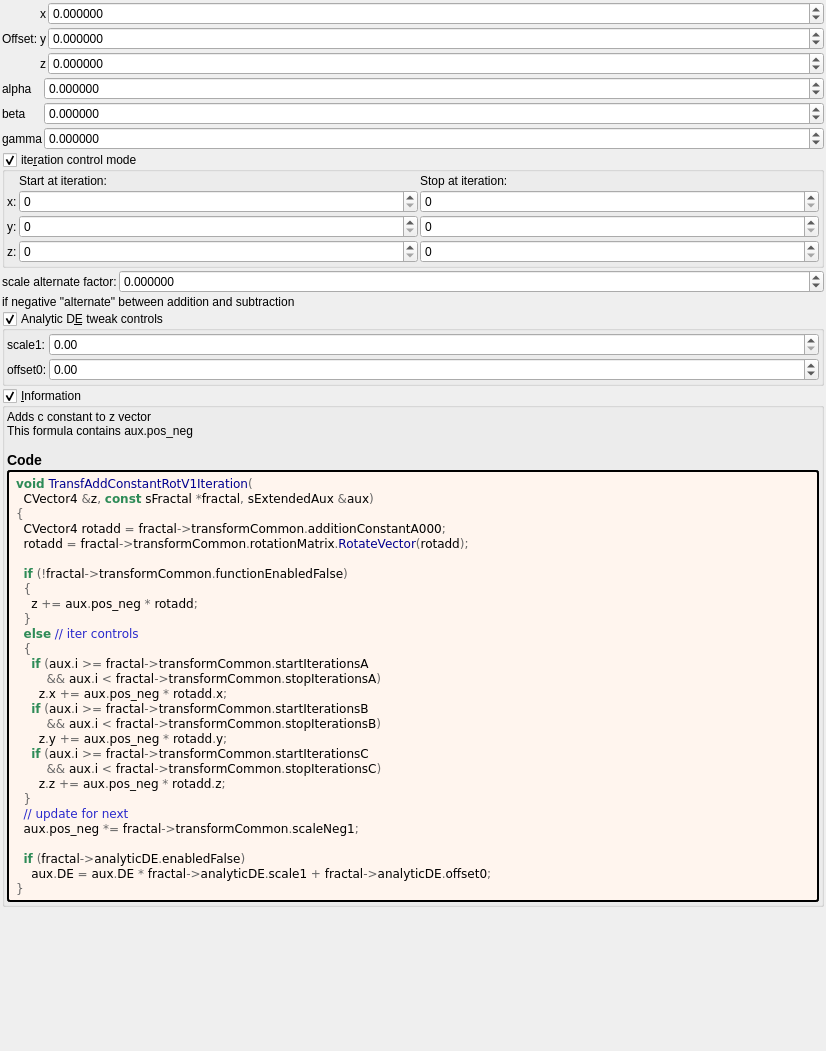
Old version of the form mandelbulber2/deploy/share/mandelbulber2/formula/ui/transf_add_constant_rot_v1.ui in the repository irinox-ctrl/mandelbulber2.
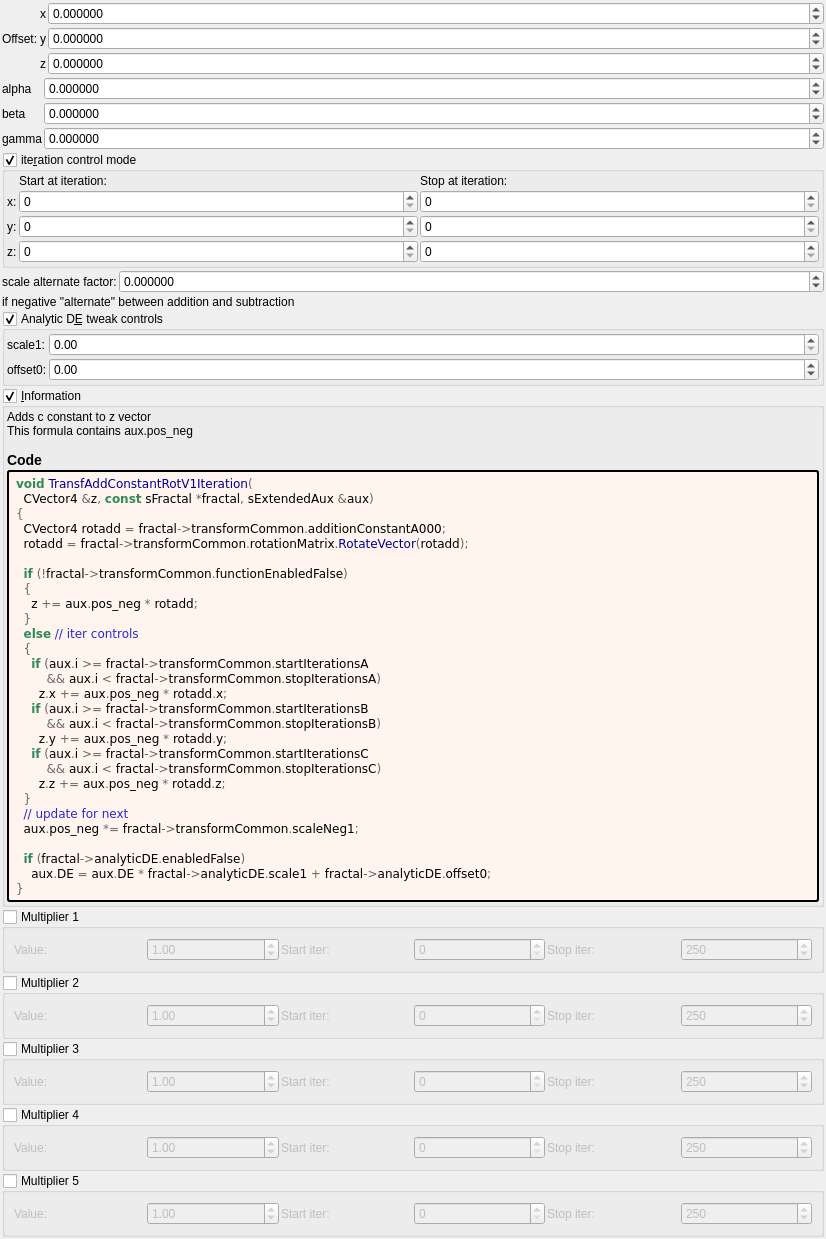
New version of the form. Custom widgets are drawn as their Qt base class.

Commit message:
feat: add 5 general-purpose multipliers to all 1007 fractal formulas
Each multiplier has:
- Checkbox (OFF by default)
- Value spinbox (default 1.0, range -100 to 100)
- Iteration start/stop range

Logic: z *= value; DE *= |value|;

Uses existing transformCommon parameters:
- Checkboxes: functionEnabledBx/By/Bz/Bw/CzFalse
- Values: scale4/5/6/8/16
- Ranges: startIterationsB-F/stopIterationsB-F

Modified 1007 .cpp (CPU), 1006 .cl (GPU), 1023 .ui files.
Both source (formula/) and deploy (deploy/share/) copies updated.

What changed in the file:
```diff
--- a/mandelbulber2/deploy/share/mandelbulber2/formula/ui/transf_add_constant_rot_v1.ui
+++ b/mandelbulber2/deploy/share/mandelbulber2/formula/ui/transf_add_constant_rot_v1.ui
@@ -669,6 +669,192 @@
      </layout>
     </widget>
    </item>
+   <item>
+    <widget class="MyGroupBox" name="groupCheck_transf_function_enabledBx_false">
+     <property name="title"><string>Multiplier 1</string></property>
+     <property name="checkable"><bool>true</bool></property>
+     <property name="checked"><bool>false</bool></property>
+     <layout class="QGridLayout" name="gridLayout_mult1">
+      <property name="spacing"><number>2</number></property>
+      <item row="0" column="0">
+       <widget class="QLabel"><property name="text"><string>Value:</string></property></widget>
+      </item>
+      <item row="0" column="1">
+       <widget class="MyDoubleSpinBox" name="spinbox_transf_scale_4">
+        <property name="minimum"><double>-100.0</double></property><property name="maximum"><double>100.0</double></property>
+        <property name="singleStep"><double>0.01</double></property><property name="value"><double>1.0</double></property>
+       </widget>
+      </item>
+      <item row="0" column="2">
+       <widget class="QLabel"><property name="text"><string>Start iter:</string></property></widget>
+      </item>
+      <item row="0" column="3">
+       <widget class="MySpinBox" name="spinboxInt_transf_start_iterations_B">
+        <property name="minimum"><number>0</number></property><property name="maximum"><number>10000</number></property>
+        <property name="value"><number>0</number></property>
+       </widget>
+      </item>
+      <item row="0" column="4">
+       <widget class="QLabel"><property name="text"><string>Stop iter:</string></property></widget>
+      </item>
+      <item row="0" column="5">
+       <widget class="MySpinBox" name="spinboxInt_transf_stop_iterations_B">
+        <property name="minimum"><number>0</number></property><property name="maximum"><number>10000</number></property>
+        <property name="value"><number>250</number></property>
+       </widget>
+      </item>
+     </layout>
+    </widget>
+   </item>
+   <item>
+    <widget class="MyGroupBox" name="groupCheck_transf_function_enabledBy_false">
+     <property name="title"><string>Multiplier 2</string></property>
+     <property name="checkable"><bool>true</bool></property>
+     <property name="checked"><bool>false</bool></property>
+     <layout class="QGridLayout" name="gridLayout_mult2">
+      <property name="spacing"><number>2</number></property>
+      <item row="0" column="0">
+       <widget class="QLabel"><property name="text"><string>Value:</string></property></widget>
+      </item>
+      <item row="0" column="1">
+       <widget class="MyDoubleSpinBox" name="spinbox_transf_scale_5">
+        <property name="minimum"><double>-100.0</double></property><property name="maximum"><double>100.0</double></property>
+        <property name="singleStep"><double>0.01</double></property><property name="value"><double>1.0</double></property>
+       </widget>
+      </item>
+      <item row="0" column="2">
+       <widget class="QLabel"><property name="text"><string>Start iter:</string></property></widget>
+      </item>
+      <item row="0" column="3">
+       <widget class="MySpinBox" name="spinboxInt_transf_start_iterations_C">
+        <property name="minimum"><number>0</number></property><property name="maximum"><number>10000</number></property>
+        <property name="value"><number>0</number></property>
+       </widget>
+      </item>
+      <item row="0" column="4">
+       <widget class="QLabel"><property name="text"><string>Stop iter:</string></property></widget>
+      </item>
+      <item row="0" column="5">
+       <widget class="MySpinBox" name="spinboxInt_transf_stop_iterations_C">
+        <property name="minimum"><number>0</number></property><property name="maximum"><number>10000</number></property>
+        <property name="value"><number>250</number></property>
+       </widget>
+      </item>
+     </layout>
+    </widget>
+   </item>
+   <item>
+    <widget class="MyGroupBox" name="groupCheck_transf_function_enabledBz_false">
+     <property name="title"><string>Multiplier 3</string></property>
+     <property name="checkable"><bool>true</bool></property>
+     <property name="checked"><bool>false</bool></property>
+     <layout class="QGridLayout" name="gridLayout_mult3">
+      <property name="spacing"><number>2</number></property>
+      <item row="0" column="0">
+       <widget class="QLabel"><property name="text"><string>Value:</string></property></widget>
+      </item>
+      <item row="0" column="1">
+       <widget class="MyDoubleSpinBox" name="spinbox_transf_scale_6">
+        <property name="minimum"><double>-100.0</double></property><property name="maximum"><double>100.0</double></property>
+        <property name="singleStep"><double>0.01</double></property><property name="value"><double>1.0</double></property>
+       </widget>
+      </item>
+      <item row="0" column="2">
+       <widget class="QLabel"><property name="text"><string>Start iter:</string></property></widget>
+      </item>
+      <item row="0" column="3">
+       <widget class="MySpinBox" name="spinboxInt_transf_start_iterations_D">
+        <property name="minimum"><number>0</number></property><property name="maximum"><number>10000</number></property>
+        <property name="value"><number>0</number></property>
+       </widget>
+      </item>
+      <item row="0" column="4">
+       <widget class="QLabel"><property name="text"><string>Stop iter:</string></property></widget>
+      </item>
+      <item row="0" column="5">
+       <widget class="MySpinBox" name="spinboxInt_transf_stop_iterations_D">
+        <property name="minimum"><number>0</number></property><property name="maximum"><number>10000</number></property>
+        <property name="value"><number>250</number></property>
+       </widget>
+      </item>
+     </layout>
+    </widget>
+   </item>
+   <item>
+    <widget class="MyGroupBox" name="groupCheck_transf_function_enabledBw_false">
+     <property name="title"><string>Multiplier 4</string></property>
+     <property name="checkable"><bool>true</bool></property>
+     <property name="checked"><bool>false</bool></property>
+     <layout class="QGridLayout" name="gridLayout_mult4">
+      <property name="spacing"><number>2</number></property>
+      <item row="0" column="0">
+       <widget class="QLabel"><property name="text"><string>Value:</string></property></widget>
+      </item>
+      <item row="0" column="1">
+       <widget class="MyDoubleSpinBox" name="spinbox_transf_scale_8">
+        <property name="minimum"><double>-100.0</double></property><property name="maximum"><double>100.0</double></property>
+        <property name="singleStep"><double>0.01</double></property><property name="value"><double>1.0</double></property>
+       </widget>
+      </item>
+      <item row="0" column="2">
+       <widget class="QLabel"><property name="text"><string>Start iter:</string></property></widget>
+      </item>
+      <item row="0" column="3">
+       <widget class="MySpinBox" name="spinboxInt_transf_start_iterations_E">
+        <property name="minimum"><number>0</number></property><property name="maximum"><number>10000</number></property>
+        <property name="value"><number>0</number></property>
+       </widget>
+      </item>
+      <item row="0" column="4">
+       <widget class="QLabel"><property name="text"><string>Stop iter:</string></property></widget>
+      </item>
+      <item row="0" column="5">
+       <widget class="MySpinBox" name="spinboxInt_transf_stop_iterations_E">
+        <property name="minimum"><number>0</number></property><property name="maximum"><number>10000</number></property>
+        <property name="value"><number>250</number></property>
+       </widget>
+      </item>
+     </layout>
+    </widget>
+   </item>
+   <item>
+    <widget class="MyGroupBox" name="groupCheck_transf_function_enabledCz_false">
+     <property name="title"><string>Multiplier 5</string></property>
+     <property name="checkable"><bool>true</bool></property>
+     <property name="checked"><bool>false</bool></property>
+     <layout class="QGridLayout" name="gridLayout_mult5">
+      <property name="spacing"><number>2</number></property>
+      <item row="0" column="0">
+       <widget class="QLabel"><property name="text"><string>Value:</string></property></widget>
+      </item>
+      <item row="0" column="1">
+       <widget class="MyDoubleSpinBox" name="spinbox_transf_scale_16">
+        <property name="minimum"><double>-100.0</double></property><property name="maximum"><double>100.0</double></property>
+        <property name="singleStep"><double>0.01</double></property><property name="value"><double>1.0</double></property>
+       </widget>
+      </item>
+      <item row="0" column="2">
+       <widget class="QLabel"><property name="text"><string>Start iter:</string></property></widget>
+      </item>
+      <item row="0" column="3">
+       <widget class="MySpinBox" name="spinboxInt_transf_start_iterations_F">
+        <property name="minimum"><number>0</number></property><property name="maximum"><number>10000</number></property>
+        <property name="value"><number>0</number></property>
+       </widget>
+      </item>
+      <item row="0" column="4">
+       <widget class="QLabel"><property name="text"><string>Stop iter:</string></property></widget>
+      </item>
+      <item row="0" column="5">
+       <widget class="MySpinBox" name="spinboxInt_transf_stop_iterations_F">
+        <property name="minimum"><number>0</number></property><property name="maximum"><number>10000</number></property>
+        <property name="value"><number>250</number></property>
+       </widget>
+      </item>
+     </layout>
+    </widget>
+   </item>
+
    <item>
     <spacer name="verticalSpacer">
      <property name="orientation">
```
The commit also changes 3972 other files.
